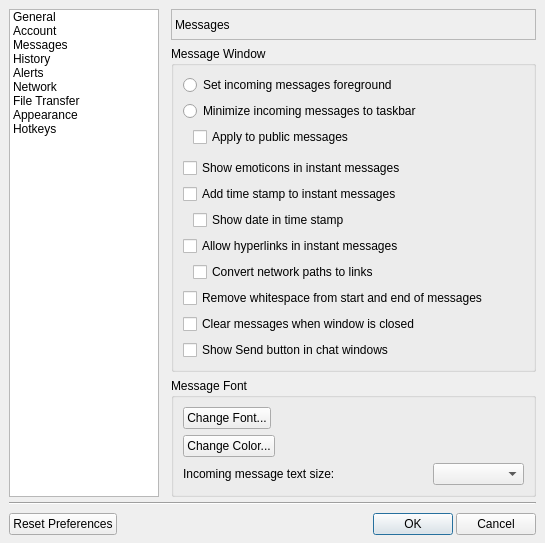
First picture: the form in src/gui/main/settingsdialog.ui, repository lanmessenger/lanmessenger, before the edit.
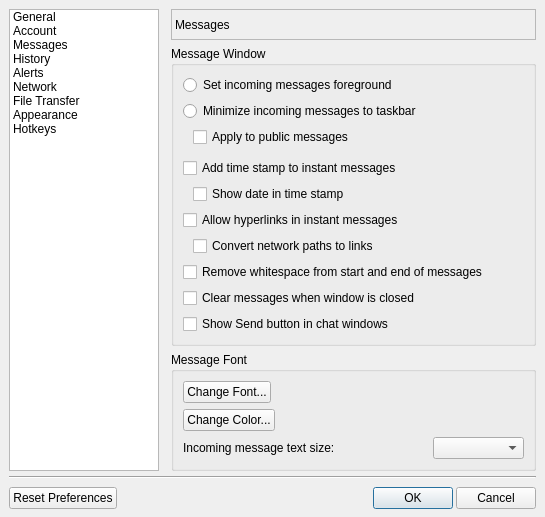
Second picture: the form after the edit. The open tabs and pages were chosen to show the change.

```diff
--- a/src/gui/main/settingsdialog.ui
+++ b/src/gui/main/settingsdialog.ui
@@ -593,13 +593,6 @@
               </property>
              </spacer>
             </item>
-            <item>
-             <widget class="QCheckBox" name="chkEmoticon">
-              <property name="text">
-               <string>Show emoticons in instant messages</string>
-              </property>
-             </widget>
-            </item>
             <item>
              <widget class="QCheckBox" name="chkMessageTime">
               <property name="text">
```
Left out of the diff: 1 changed line with no effect on the pictures.
